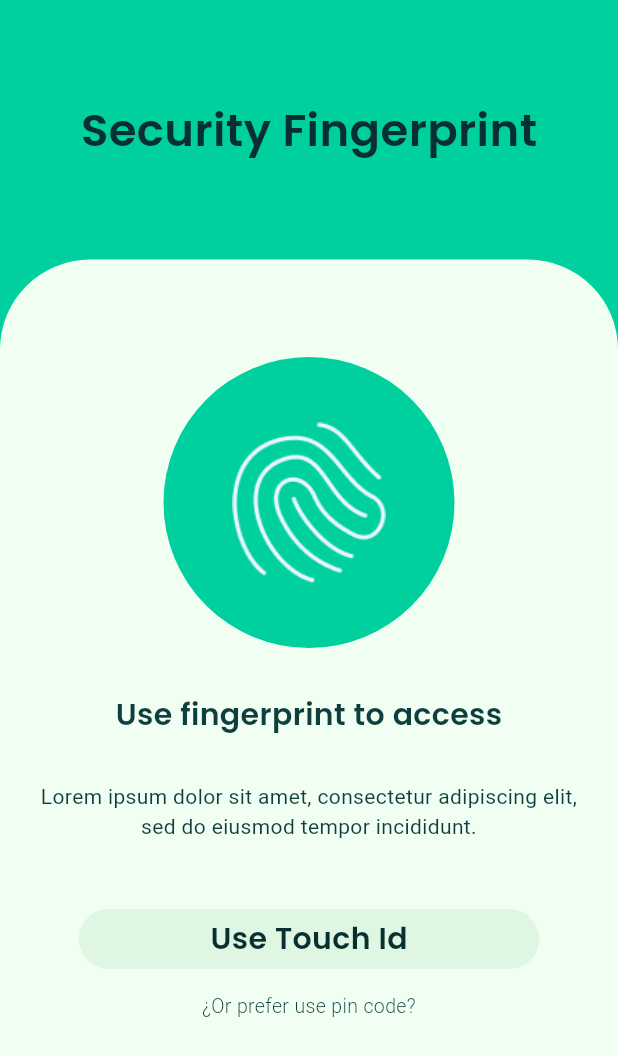
After one commit to Sahil-Kundaliya/Flutter-Finance-Wallet-app-clone, a Flutter app: the FingerprintPage screen opened by its route, on a phone screen of 412 x 824 dp. The commit adds this screen. Shown: the top 1056 px of the screen. Run offline on Flutter 3.47's test engine with Material 3 defaults, Android fonts, the phone set to English and light mode, and no system bars; our stand-ins replace carousel_slider, flutter_bloc, flutter_svg, google_fonts.

Commit message:
PasswordStatusPage, NewPasswordPage. FingerprintPage, added
PasswordStatusPage, NewPasswordPage. FingerprintPage, added

```diff
--- a/lib/constant/app_images.dart
+++ b/lib/constant/app_images.dart
@@ -8,4 +8,7 @@ class AppImages {
   // auth
   static const String authGoogle = 'assets/images/Google.png';
   static const String authFacebook = 'assets/images/Facebook.png';
+  static const String authDoneIcon = 'assets/images/auth_done_icon.png';
+  static const String authUndoneIcon = 'assets/images/auth_undone_icon.png';
+  static const String fingerprintIcon = 'assets/images/fingerprint_icon.png';
 }
--- a/lib/constant/app_routes.dart
+++ b/lib/constant/app_routes.dart
@@ -1,7 +1,11 @@
+import 'package:finance_wallet_app_clone/features/auth/pages/fingerprint_page.dart';
 import 'package:finance_wallet_app_clone/features/auth/pages/forgot_password_page.dart';
+import 'package:finance_wallet_app_clone/features/auth/pages/new_password_page.dart';
+import 'package:finance_wallet_app_clone/features/auth/pages/password_status_page.dart';
 import 'package:finance_wallet_app_clone/features/auth/pages/security_pin_page.dart';
 import 'package:finance_wallet_app_clone/features/auth/pages/sign_in_page.dart';
 import 'package:finance_wallet_app_clone/features/auth/pages/sign_up_page.dart';
+import 'package:finance_wallet_app_clone/features/home/pages/home_page.dart';
 import 'package:finance_wallet_app_clone/features/splash/pages/app_lunch_page.dart';
 import 'package:finance_wallet_app_clone/features/splash/pages/on_boarding_page.dart';
 import 'package:finance_wallet_app_clone/features/splash/pages/splash_page.dart';
@@ -23,5 +27,12 @@ class AppRoute {
     ForgotPasswordPage.forgotPasswordPage: (context) =>
         const ForgotPasswordPage(),
     SecurityPinPage.securityPinPage: (context) => const SecurityPinPage(),
+    NewPasswordPage.newPasswordPage: (context) => const NewPasswordPage(),
+    FingerprintPage.fingerprintPage: (context) => const FingerprintPage(),
+    PasswordStatusPage.passwordStatusPage: (context) =>
+        const PasswordStatusPage(),
+
+    //home
+    HomePage.homePage: (context) => const HomePage(),
   };
 }
--- a/lib/features/auth/cubits/auth_cubit.dart
+++ b/lib/features/auth/cubits/auth_cubit.dart
@@ -8,6 +8,8 @@ class AuthCubit extends Cubit<AuthState> {
   bool signInPasswordView = false;
   bool signUpPasswordView = false;
   bool signUpConfirmPasswordView = false;
+  bool newPasswordView = false;
+  bool newConfirmPasswordView = false;
 
   //sign in
   final TextEditingController signInEmailController = TextEditingController();
@@ -27,9 +29,14 @@ class AuthCubit extends Cubit<AuthState> {
   // forgot password
   final TextEditingController forgotEmailController = TextEditingController();
 
+  // new passwords
+  final TextEditingController newPasswordController = TextEditingController();
+  final TextEditingController newConfirmPasswordController =
+      TextEditingController();
+
   changeSignInPasswordView({required int index}) {
     switch (index) {
-      //0 for sign in 1 for sign up and 2 is for confirm password
+      //0 for signIn, 1 for signUp, 2 for confirm password, 3 for newPassword, 4 for newConfirmPassword
       case 0:
         signInPasswordView = !signInPasswordView;
         break;
@@ -39,8 +46,18 @@ class AuthCubit extends Cubit<AuthState> {
       case 2:
         signUpConfirmPasswordView = !signUpConfirmPasswordView;
         break;
+      case 3:
+        newPasswordView = !newPasswordView;
+        break;
+      case 4:
+        newConfirmPasswordView = !newConfirmPasswordView;
+        break;
     }
     updateState();
+  }
+
+  void navigateToFingerprint() {
+    emit(NavigateToFingerprintState());
   }
 
   updateState() {
--- a/lib/features/auth/cubits/auth_state.dart
+++ b/lib/features/auth/cubits/auth_state.dart
@@ -3,3 +3,5 @@ abstract class AuthState {}
 class InitialAuthState extends AuthState {}
 
 class UpdateAuthState extends AuthState {}
+
+class NavigateToFingerprintState extends AuthState {}
--- /dev/null
+++ b/lib/features/auth/pages/fingerprint_page.dart
@@ -0,0 +1,124 @@
+import 'package:finance_wallet_app_clone/constant/app_colors.dart';
+import 'package:finance_wallet_app_clone/constant/app_images.dart';
+import 'package:finance_wallet_app_clone/constant/app_text_styles.dart';
+import 'package:finance_wallet_app_clone/features/auth/cubits/auth_cubit.dart';
+import 'package:finance_wallet_app_clone/features/auth/cubits/auth_state.dart';
+import 'package:finance_wallet_app_clone/features/home/pages/home_page.dart';
+import 'package:flutter/material.dart';
+import 'package:flutter_bloc/flutter_bloc.dart';
+import 'package:google_fonts/google_fonts.dart';
+
+class FingerprintPage extends StatelessWidget {
+  const FingerprintPage({super.key});
+
+  static const String fingerprintPage = '/FingerprintPage';
+
+  @override
+  Widget build(BuildContext context) {
+    final size = MediaQuery.sizeOf(context);
+    return Scaffold(
+      backgroundColor: AppColors.caribbeanGreen,
+      body: BlocBuilder<AuthCubit, AuthState>(builder: (context, state) {
+        final authProvider = context.read<AuthCubit>();
+        return SizedBox(
+          height: size.height,
+          width: size.width,
+          child: Column(
+            children: [
+              SizedBox(
+                height: size.height * 0.21,
+                child: Center(
+                  child: Text(
+                    'Security Fingerprint',
+                    style: AppTextStyles.semiBold(
+                        fontSize: 30, color: AppColors.lettersAndIcons),
+                  ),
+                ),
+              ),
+              Expanded(
+                  child: Container(
+                width: size.width,
+                decoration: BoxDecoration(
+                    borderRadius: const BorderRadius.only(
+                        topLeft: Radius.circular(60),
+                        topRight: Radius.circular(60)),
+                    color: AppColors.honeydew),
+                child: SingleChildScrollView(
+                  child: Padding(
+                    padding: const EdgeInsets.symmetric(horizontal: 25),
+                    child: Column(
+                      crossAxisAlignment: CrossAxisAlignment.center,
+                      children: [
+                        Padding(
+                          padding: const EdgeInsets.only(top: 65),
+                          child: CircleAvatar(
+                            radius: 97,
+                            backgroundColor: AppColors.caribbeanGreen,
+                            child: Center(
+                              child: Image.asset(AppImages.fingerprintIcon,
+                                  height: 107, width: 112),
+                            ),
+                          ),
+                        ),
+                        Padding(
+                          padding: const EdgeInsets.only(top: 30),
+                          child: Text('Use fingerprint to access',
+                              style: AppTextStyles.semiBold(
+                                  fontSize: 20, color: AppColors.cyprus)),
+                        ),
+                        Padding(
+                          padding: const EdgeInsets.only(top: 30),
+                          child: Text(
+                              'Lorem ipsum dolor sit amet, consectetur adipiscing elit, sed do eiusmod tempor incididunt.',
+                              textAlign: TextAlign.center,
+                              style: GoogleFonts.leagueSpartan(
+                                  fontWeight: FontWeight.w400, // Regular
+                                  fontSize: 14,
+                                  color: AppColors.cyprus)),
+                        ),
+                        Padding(
+                          padding: const EdgeInsets.only(top: 45),
+                          child: Align(
+                            alignment: Alignment.center,
+                            child: GestureDetector(
+                              onTap: () {
+                                Navigator.pushNamedAndRemoveUntil(context,
+                                    HomePage.homePage, (route) => false);
+                              },
+                              child: Container(
+                                height: 40,
+                                width: 307,
+                                decoration: BoxDecoration(
+                                    color: AppColors.lightGreen,
+                                    borderRadius: BorderRadius.circular(30)),
+                                child: Center(
+                                  child: Text('Use Touch Id',
+                                      style: AppTextStyles.semiBold(
+                                          fontSize: 20,
+                                          color: AppColors.lettersAndIcons)),
+                                ),
+                              ),
+                            ),
+                          ),
+                        ),
+                        Padding(
+                          padding: const EdgeInsets.only(top: 15),
+                          child: Text('¿Or prefer use pin code?',
+                              textAlign: TextAlign.center,
+                              style: GoogleFonts.leagueSpartan(
+                                  fontWeight: FontWeight.w300, // Regular
+                                  fontSize: 13,
+                                  color: AppColors.cyprus)),
+                        ),
+                      ],
+                    ),
+                  ),
+                ),
+              ))
+            ],
+          ),
+        );
+      }),
+    );
+  }
+}
--- a/lib/features/auth/pages/forgot_password_page.dart
+++ b/lib/features/auth/pages/forgot_password_page.dart
@@ -105,6 +105,9 @@ class ForgotPasswordPage extends StatelessWidget {
                           padding: const EdgeInsets.only(top: 40),
                           child: Align(
                             alignment: Alignment.center,
+                            child: GestureDetector(
+                              onTap: () => Navigator.pushReplacementNamed(
+                                  context, SignUpPage.signUpPage),
                               child: Container(
                                 height: 45,
                                 width: 207,
@@ -117,6 +120,7 @@ class ForgotPasswordPage extends StatelessWidget {
                                     style: AppTextStyles.semiBold(
                                         fontSize: 20,
                                         color: AppColors.lettersAndIcons),
+                                  ),
                                 ),
                               ),
                             ),
--- a/lib/features/auth/pages/sign_up_page.dart
+++ b/lib/features/auth/pages/sign_up_page.dart
@@ -2,6 +2,7 @@ import 'package:finance_wallet_app_clone/constant/app_colors.dart';
 import 'package:finance_wallet_app_clone/constant/app_text_styles.dart';
 import 'package:finance_wallet_app_clone/features/auth/cubits/auth_cubit.dart';
 import 'package:finance_wallet_app_clone/features/auth/cubits/auth_state.dart';
+import 'package:finance_wallet_app_clone/features/auth/pages/fingerprint_page.dart';
 import 'package:finance_wallet_app_clone/features/auth/pages/sign_in_page.dart';
 import 'package:finance_wallet_app_clone/features/common_widgets/custom_text_field.dart';
 import 'package:flutter/gestures.dart';
@@ -141,6 +142,9 @@ class SignUpPage extends StatelessWidget {
                                 padding: const EdgeInsets.only(top: 10),
                                 child: Align(
                                   alignment: Alignment.center,
+                                  child: GestureDetector(
+                                    onTap: () => Navigator.pushNamed(context,
+                                        FingerprintPage.fingerprintPage),
                                     child: Container(
                                       height: 45,
                                       width: 207,
@@ -154,6 +158,7 @@ class SignUpPage extends StatelessWidget {
                                           style: AppTextStyles.semiBold(
                                               fontSize: 20,
                                               color: AppColors.lettersAndIcons),
+                                        ),
                                       ),
                                     ),
                                   ),
```
Also changed, not shown: lib/features/auth/pages/new_password_page.dart (added, +109 -0 lines), lib/features/auth/pages/password_status_page.dart (added, +68 -0 lines), lib/features/auth/pages/security_pin_page.dart (+9 -0 lines), lib/features/auth/pages/sign_in_page.dart (+9 -0 lines), lib/features/home/pages/home_page.dart (added, +12 -0 lines), assets/images/auth_done_icon.png (added), assets/images/auth_undone_icon.png (added), assets/images/fingerprint_icon.png (added). Lines whose indentation alone changed are shown as unchanged.
